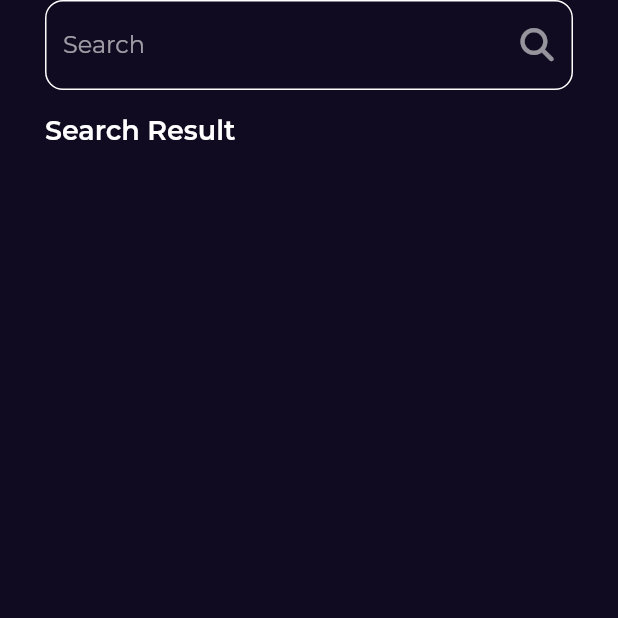
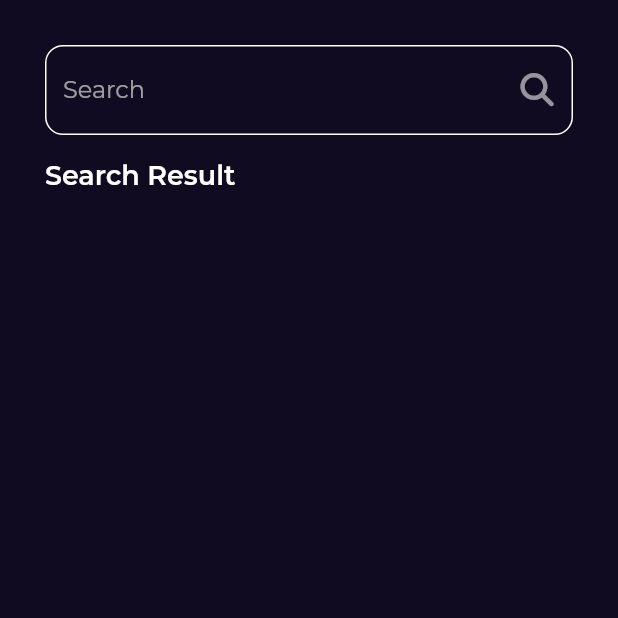
Before and after one commit to AhmedSakour/BooklyApp_with_clean_Arch, a Flutter app: the screen it shows after launch, after a tap on an icon or button, on a phone screen of 412 x 824 dp, the top half of it. Run offline on Flutter 3.47's test engine with Material 2 defaults, Android fonts, the light colour scheme and no system bars; our stand-ins replace bloc, cached_network_image, dartz, dio, flutter_bloc, font_awesome_flutter and 4 more; accounts and stored records are empty; network calls fail.

Commit message:
provide SearchCubit to main file

```diff
--- a/lib/Features/search/Domain/use_case/fetch_search_result_use_case.dart
+++ b/lib/Features/search/Domain/use_case/fetch_search_result_use_case.dart
@@ -9,7 +9,7 @@ import '../repos/search_repo.dart';
 class FethcSearchResultUseCase extends UseCase<List<BookEntity>, String> {
   final SearchRepo searchRepo;
 
-  FethcSearchResultUseCase(this.searchRepo);
+  FethcSearchResultUseCase({required this.searchRepo});
 
   @override
   Future<Either<Failure, List<BookEntity>>> call([String param = '']) async {
--- a/lib/Features/search/data/repo/search_repo_impl.dart
+++ b/lib/Features/search/data/repo/search_repo_impl.dart
@@ -8,7 +8,7 @@ import 'package:dio/dio.dart';
 class SearchRepoImpl extends SearchRepo {
   final SearchRemoteDataSourceImpl searchRemoteDataSourceImpl;
 
-  SearchRepoImpl(this.searchRemoteDataSourceImpl);
+  SearchRepoImpl({required this.searchRemoteDataSourceImpl});
   @override
   Future<Either<Failure, List<BookEntity>>> fetchSearchResult(
       {required String searchInput}) async {
--- a/lib/Features/search/presentation/views/widgets/search_view_body.dart
+++ b/lib/Features/search/presentation/views/widgets/search_view_body.dart
@@ -11,7 +11,7 @@ class SearchViewBody extends StatelessWidget {
   @override
   Widget build(BuildContext context) {
     return Padding(
-      padding: const EdgeInsets.symmetric(horizontal: 30),
+      padding: const EdgeInsets.symmetric(horizontal: 30, vertical: 30),
       child: Column(
         crossAxisAlignment: CrossAxisAlignment.start,
         children: const [
@@ -24,7 +24,7 @@ class SearchViewBody extends StatelessWidget {
             style: Styles.textStyle18,
           ),
           SizedBox(
-            height: 16,
+            height: 36,
           ),
           Expanded(
             child: SearchResultListView(),
--- a/lib/constants.dart
+++ b/lib/constants.dart
@@ -6,4 +6,3 @@ const kGtSectraFine = 'GT Sectra Fine';
 const kFeaturedBox = 'Featured Box';
 const kNewSetBox = 'NewSet Box';
 const kSimilerBox = 'Similer Box';
-const kSearchBox = 'Search Box';
--- a/lib/core/utils/functions/service_locator.dart
+++ b/lib/core/utils/functions/service_locator.dart
@@ -1,6 +1,8 @@
 import 'package:bookly_clean_arch/Features/home/data/data%20_sources/home_local_data_source.dart';
 import 'package:bookly_clean_arch/Features/home/data/data%20_sources/home_remote_data_source.dart';
 import 'package:bookly_clean_arch/Features/home/data/repos/home_repo_impl.dart';
+import 'package:bookly_clean_arch/Features/search/data/data_sources/search_remote_data_source.dart';
+import 'package:bookly_clean_arch/Features/search/data/repo/search_repo_impl.dart';
 import 'package:bookly_clean_arch/core/utils/api_service.dart';
 import 'package:dio/dio.dart';
 import 'package:get_it/get_it.dart';
@@ -11,4 +13,7 @@ void setupServiceLocator() {
   getIt.registerSingleton<HomeRepoImpl>(HomeRepoImpl(
       homeLocalDataSource: HomeLocalDataSourceImpl(),
       homeRemoteDataSource: HomeRemoteDataSourceImpl(getIt.get<ApiService>())));
+  getIt.registerSingleton<SearchRepoImpl>(SearchRepoImpl(
+      searchRemoteDataSourceImpl:
+          SearchRemoteDataSourceImpl(getIt.get<ApiService>())));
 }
--- a/lib/main.dart
+++ b/lib/main.dart
@@ -3,6 +3,8 @@ import 'package:bookly_clean_arch/Features/home/Domain/use_case/similer_books_us
 import 'package:bookly_clean_arch/Features/home/data/repos/home_repo_impl.dart';
 import 'package:bookly_clean_arch/Features/home/presentation/manager/NewsetBooks_cubit/newset_books_cubit.dart';
 import 'package:bookly_clean_arch/Features/home/presentation/manager/similerBooks_cubit/similer_books_cubit.dart';
+import 'package:bookly_clean_arch/Features/search/Domain/use_case/fetch_search_result_use_case.dart';
+import 'package:bookly_clean_arch/Features/search/presentation/manager/search_cubit/search_cubit.dart';
 import 'package:bookly_clean_arch/core/utils/bloc_observer.dart';
 import 'package:bookly_clean_arch/core/utils/functions/service_locator.dart';
 import 'package:flutter/material.dart';
@@ -12,6 +14,7 @@ import 'package:hive_flutter/adapters.dart';
 
 import 'Features/home/Domain/use_case/fetch_featuredBook_use_case.dart';
 import 'Features/home/presentation/manager/featuredBook_cubit/featured_book_cubit.dart';
+import 'Features/search/data/repo/search_repo_impl.dart';
 import 'constants.dart';
 import 'core/entities/bookly_entity.dart';
 import 'core/utils/app_router.dart';
@@ -22,7 +25,7 @@ void main() async {
   await Hive.openBox<BookEntity>(kFeaturedBox);
   await Hive.openBox<BookEntity>(kNewSetBox);
   await Hive.openBox<BookEntity>(kSimilerBox);
-  await Hive.openBox<BookEntity>(kSearchBox);
+
   Bloc.observer = SimpleBlocObserver();
   setupServiceLocator();
   runApp(const Bookly());
@@ -48,6 +51,10 @@ class Bookly extends StatelessWidget {
           create: (context) => SimilerBooksCubit(
               FetchSimilerBookUseCase(homeRepo: getIt.get<HomeRepoImpl>()))
             ..fetchSimilerBooks(),
+        ),
+        BlocProvider(
+          create: (context) => SearchCubit(FethcSearchResultUseCase(
+              searchRepo: getIt.get<SearchRepoImpl>())),
         )
       ],
       child: MaterialApp.router(
```
